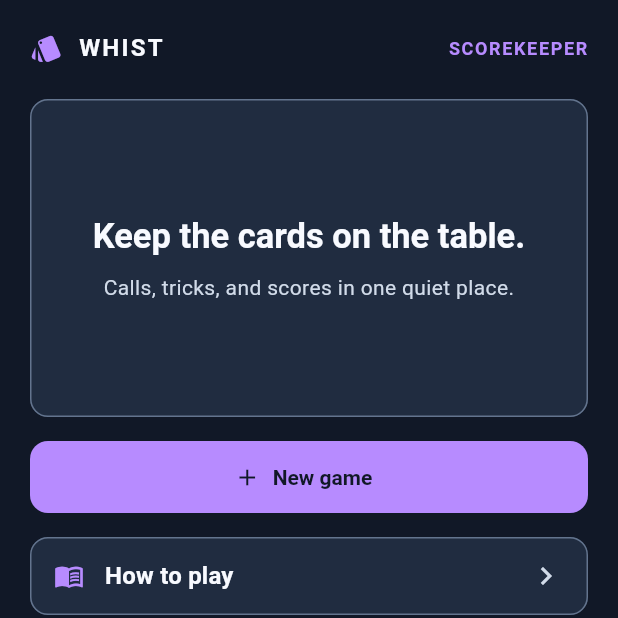
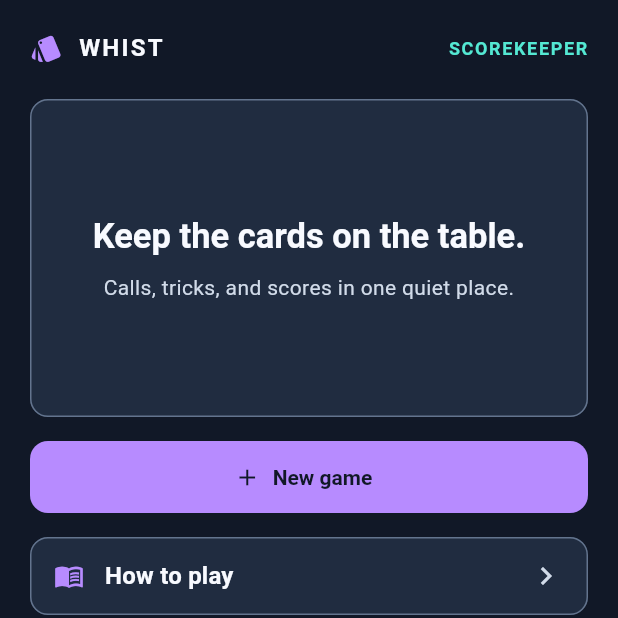
Before and after one commit to JoaoPedra-AMDG/Whist, a Flutter app: the screen it shows after launch, on a phone screen of 412 x 824 dp, the top half of it. Run offline on Flutter 3.47's test engine with Material 3 defaults, Android fonts, the light colour scheme and no system bars; our stand-ins replace web.

Commit message:
Add teal and gold game accents

```diff
--- a/lib/screens/final_results_screen.dart
+++ b/lib/screens/final_results_screen.dart
@@ -40,7 +40,7 @@ class _FinalResultsScreenState extends State<FinalResultsScreen> {
                   Icon(
                     Icons.emoji_events_outlined,
                     size: 36,
-                    color: Theme.of(context).colorScheme.primary,
+                    color: Theme.of(context).colorScheme.tertiary,
                   ),
                   const SizedBox(height: 4),
                   Text(
--- a/lib/screens/game_screen.dart
+++ b/lib/screens/game_screen.dart
@@ -130,7 +130,7 @@ class _GameScreenState extends State<GameScreen> {
                                             child: Text(
                                               '${player + 1}',
                                               style: const TextStyle(
-                                                color: WhistPalette.accent,
+                                                color: WhistPalette.accentMuted,
                                                 fontWeight: FontWeight.bold,
                                               ),
                                             ),
@@ -181,7 +181,7 @@ class _GameScreenState extends State<GameScreen> {
                                                       fontWeight:
                                                           FontWeight.bold,
                                                       color:
-                                                          WhistPalette.accent,
+                                                          WhistPalette.gold,
                                                     ),
                                               ),
                                               Text(
--- a/lib/theme/whist_theme.dart
+++ b/lib/theme/whist_theme.dart
@@ -7,6 +7,7 @@ abstract final class WhistPalette {
   static const surfaceRaised = Color(0xFF2B3A52);
   static const accent = Color(0xFFB78BFF);
   static const accentMuted = Color(0xFF54E8D3);
+  static const gold = Color(0xFFFFD166);
   static const text = Color(0xFFF8FAFF);
   static const textMuted = Color(0xFFD1DBE9);
   static const outline = Color(0xFF63748E);
@@ -24,7 +25,7 @@ ThemeData buildWhistTheme() {
     onPrimaryContainer: WhistPalette.text,
     secondary: WhistPalette.accentMuted,
     onSecondary: WhistPalette.background,
-    tertiary: const Color(0xFFFFD166),
+    tertiary: WhistPalette.gold,
     onTertiary: WhistPalette.background,
     surface: WhistPalette.background,
     onSurface: WhistPalette.text,
@@ -99,7 +100,7 @@ ThemeData buildWhistTheme() {
     ),
     chipTheme: ChipThemeData(
       backgroundColor: WhistPalette.surfaceRaised,
-      labelStyle: const TextStyle(color: WhistPalette.accent),
+      labelStyle: const TextStyle(color: WhistPalette.accentMuted),
       side: const BorderSide(color: WhistPalette.outline),
       shape: const RoundedRectangleBorder(borderRadius: radius),
     ),
@@ -109,7 +110,7 @@ ThemeData buildWhistTheme() {
       dataRowColor: const WidgetStatePropertyAll(WhistPalette.surface),
       dividerThickness: 0.6,
       headingTextStyle: const TextStyle(
-        color: WhistPalette.accent,
+        color: WhistPalette.accentMuted,
         fontWeight: FontWeight.w700,
       ),
       dataTextStyle: const TextStyle(color: WhistPalette.text),
@@ -143,7 +144,7 @@ ThemeData buildWhistTheme() {
       bodyLarge: TextStyle(color: WhistPalette.textMuted, fontSize: 16),
       bodyMedium: TextStyle(color: WhistPalette.textMuted, fontSize: 14),
       labelLarge: TextStyle(
-        color: WhistPalette.accent,
+        color: WhistPalette.accentMuted,
         fontSize: 12,
         fontWeight: FontWeight.w700,
         letterSpacing: 1.1,
```
